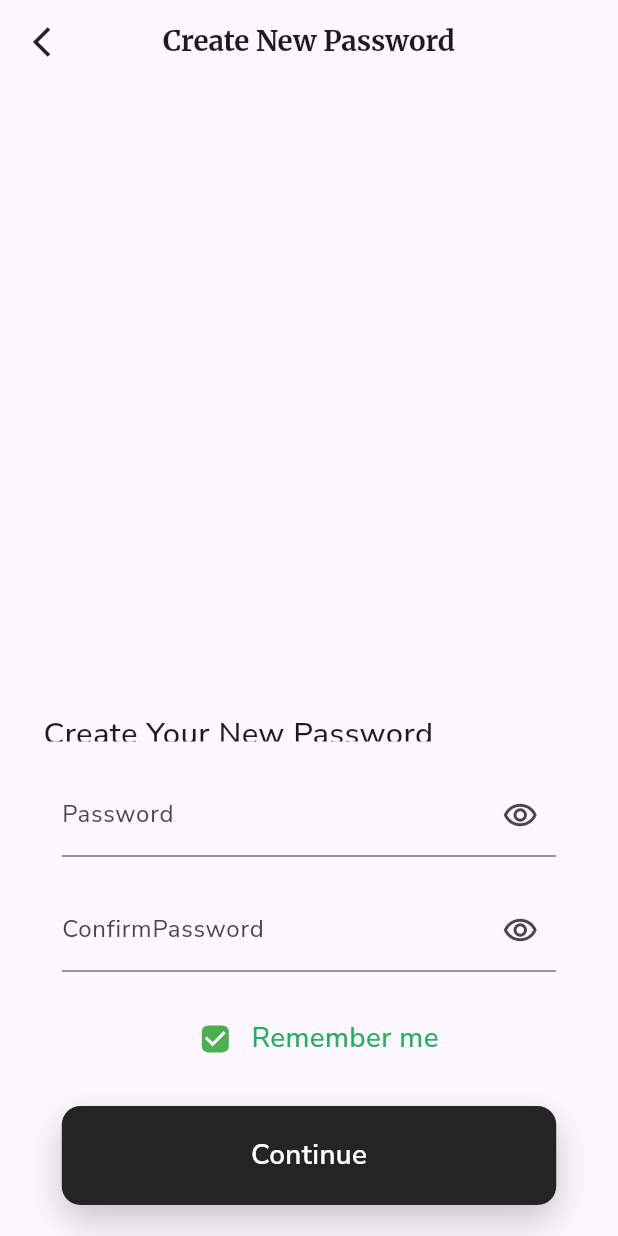
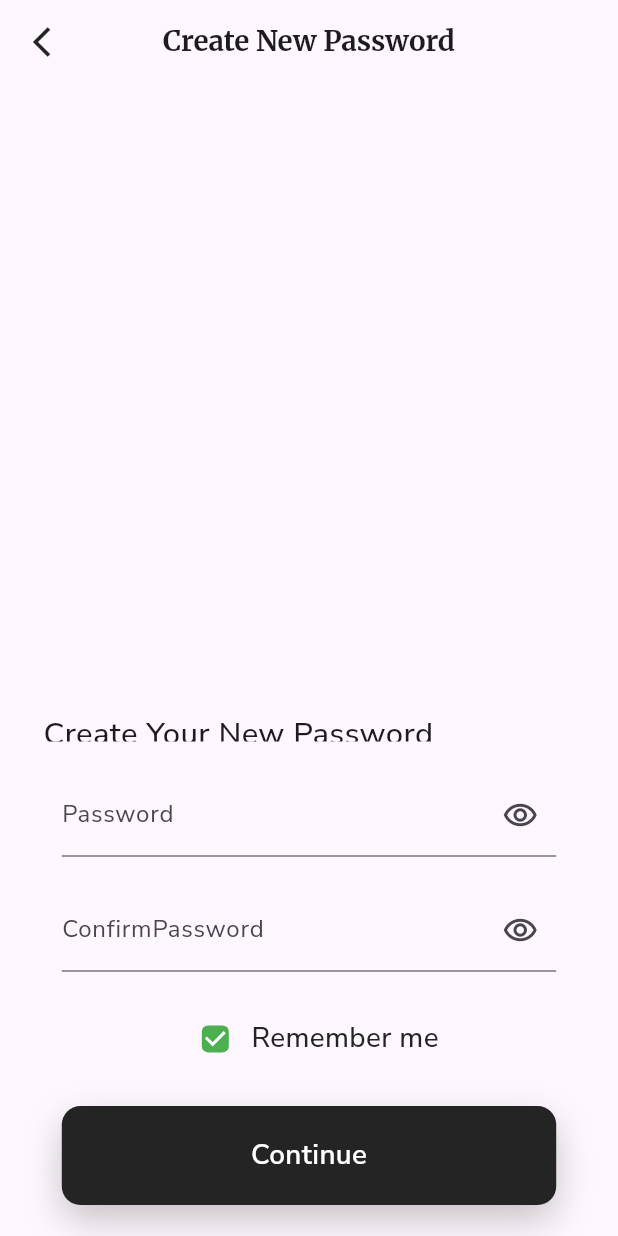
Before and after one commit to shabeer7559/furnigo, a Flutter app: the NewPassword screen opened directly, on a phone screen of 412 x 824 dp. Run offline on Flutter 3.47's test engine with Material 3 defaults, Android fonts, the phone set to English and light mode, and no system bars; our stand-ins replace awesome_bottom_bar, flutter_svg, google_fonts, pinput; missing offline and left inert: country_state_city_picker, flutter_flip_card, givestarreviews.

Commit message:
lastnew changesv

```diff
--- a/lib/features/authentication/screen/create_new_password.dart
+++ b/lib/features/authentication/screen/create_new_password.dart
@@ -107,7 +107,7 @@ class _NewPasswordState extends State<NewPassword> {
                       },),
                     Text("Remember me",
                       style: TextStyle(
-                          color: ColorConst.green,
+                          color: ColorConst.primaryColor,
                           fontSize: w*0.045,
                           fontWeight: FontWeight.w500
                       ),),
```
